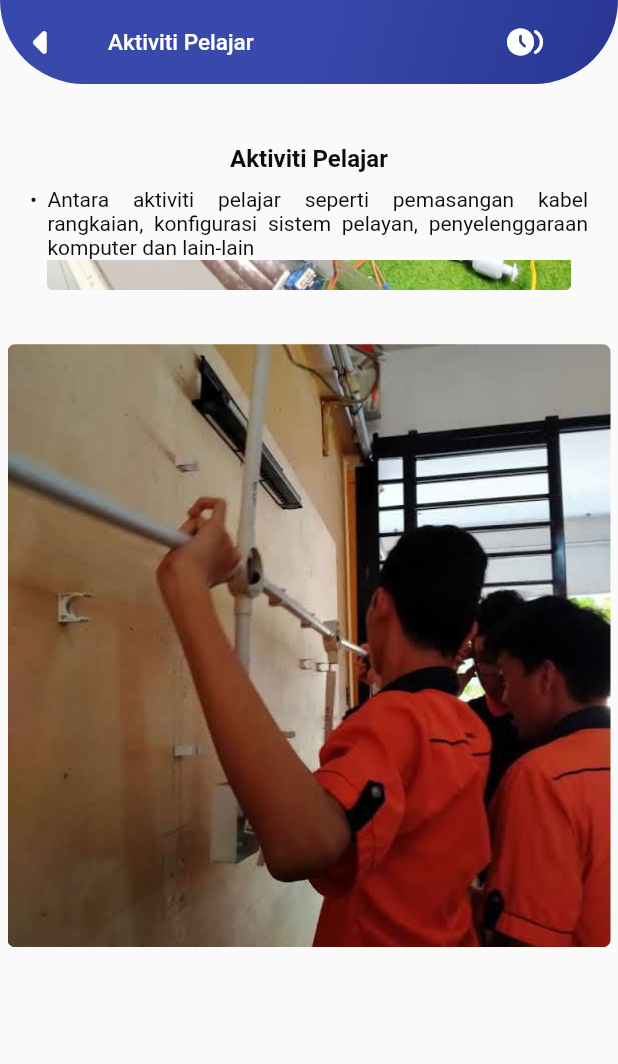
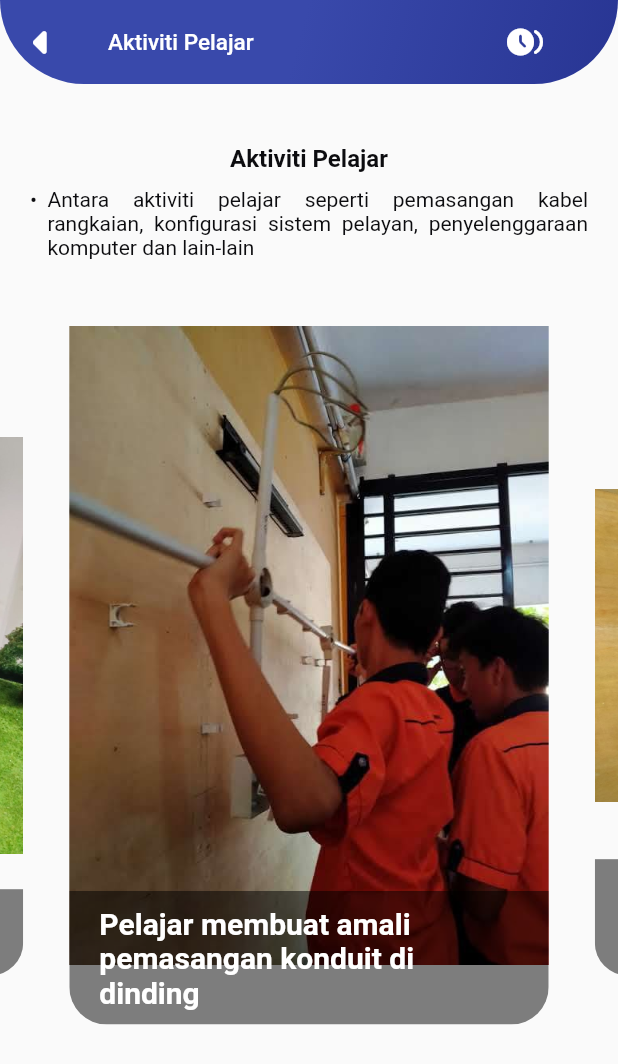
Before and after one commit to aliffirfan4523/iskoutreach, a Flutter app: the AktivitiPelajarView screen opened directly, on a phone screen of 412 x 824 dp. Shown: the top 1064 px of the screen. Run offline on Flutter 3.47's test engine with Material 2 defaults, Android fonts, the phone set to English and light mode, and no system bars; drawn by our look-alikes of carousel_slider; our stand-ins replace animated_splash_screen, animated_text_kit, another_flutter_splash_screen, auto_size_text, card_swiper, flutter_markdown and 7 more; missing offline and left inert: horizontal_card_pager, scroll_app_bar; accounts and stored records are empty.

Commit message:
-updates on 10/4/2023

```diff
--- a/lib/main.dart
+++ b/lib/main.dart
@@ -7,6 +7,7 @@ import 'src/controller/color_controller.dart';
 import 'src/controller/theme_controller.dart';
 import 'src/controller/theme_mode_controller.dart';
 import 'src/view/home_page.dart';
+import 'src/view/splash_screen.dart';
 
 void main() async {
   WidgetsFlutterBinding.ensureInitialized();
@@ -38,7 +39,10 @@ class IskApp extends StatelessWidget {
       //   ],
 
       // ),
-      home: MainPage(),
+      home: SplashScreen(),
+      routes: {
+        '/MainPage': (context) => MainPage(),
+      },
       theme: Themes.lightTheme,
       darkTheme: Themes.datkTheme,
       themeMode: ThemeController.theme,
--- a/lib/src/view/aktiviti_pelajar_view.dart
+++ b/lib/src/view/aktiviti_pelajar_view.dart
@@ -50,10 +50,10 @@ class AktivitiPelajarView extends StatelessWidget {
               CarouselSlider(
                 carouselController: _controller,
                 options: CarouselOptions(
-                  autoPlayInterval: Duration(seconds: 2),
+                  autoPlayInterval: Duration(milliseconds: 1000),
                   aspectRatio: 0.8,
                   enlargeCenterPage: true,
-                  scrollDirection: Axis.vertical,
+                  scrollDirection: Axis.horizontal,
                   autoPlay: true,
                 ),
                 items: imageSliders,
--- a/lib/src/view/pengiktirafan_view.dart
+++ b/lib/src/view/pengiktirafan_view.dart
@@ -48,7 +48,7 @@ class _PengiktirafanState extends State<Pengiktirafan> {
                   child: SizedBox(
                     width: MediaQuery.of(context).size.width - 120,
                     child: Image.asset(
-                      "assets/images/MBOT.jpg",
+                      "assets/images/MBOT.png",
                       fit: BoxFit.fitWidth,
                     ),
                   ),
--- a/lib/src/view/widget/rounded_image.dart
+++ b/lib/src/view/widget/rounded_image.dart
@@ -3,17 +3,36 @@ import 'package:flutter/material.dart';
 final List<Widget> imageSliders = imgList
     .map((item) => Container(
           child: Container(
-            margin: const EdgeInsets.all(5.0),
+            margin: EdgeInsets.all(5.0),
             child: ClipRRect(
-                borderRadius: const BorderRadius.all(Radius.circular(5.0)),
+                borderRadius: BorderRadius.all(Radius.circular(25.0)),
                 child: Stack(
                   children: <Widget>[
-                    Center(
+                  Center(
                         child: Container(
                             decoration: BoxDecoration(
                       image: DecorationImage(
-                          image: AssetImage(item), fit: BoxFit.fitWidth),
+                          image: AssetImage(item['link']!), fit: BoxFit.fitWidth),
                     ))),
+                    // Image.network(item['link']!, fit: BoxFit.fitWidth, width: 1000.0),
+                    Positioned(
+                      bottom: 0.0,
+                      left: 0.0,
+                      right: 0.0,
+                      child: Container(
+                        color: Colors.black.withOpacity(0.5),
+                        padding: EdgeInsets.symmetric(
+                            vertical: 10.0, horizontal: 20.0),
+                        child: Text(
+                          item['desc']!,
+                          style: TextStyle(
+                            color: Colors.white,
+                            fontSize: 20.0,
+                            fontWeight: FontWeight.bold,
+                          ),
+                        ),
+                      ),
+                    ),
                   ],
                 )),
           ),
@@ -40,30 +59,30 @@ final List<Widget> homepageimageslider = homepageimglist
         ))
     .toList();
 
-final List<String> imgList = [
-  'assets/images/amali/amali_1.jpg',
-  'assets/images/amali/amali_2.jpg',
-  'assets/images/amali/amali_3.jpg',
-  'assets/images/amali/amali_4.jpg',
-  'assets/images/amali/amali_5.jpg',
-  'assets/images/amali/amali_6.jpg',
-  'assets/images/amali/amali_7.jpg',
-  'assets/images/amali/amali_8.jpg',
-  'assets/images/amali/amali_9.jpg',
-  'assets/images/amali/amali_10.jpg',
-  'assets/images/amali/amali_11.jpg',
-  'assets/images/amali/amali_12.jpg',
-  'assets/images/amali/amali_13.jpg',
-  'assets/images/amali/amali_14.jpg',
-  'assets/images/amali/amali_15.jpg',
-  'assets/images/amali/amali_16.jpg',
-  'assets/images/amali/amali_17.jpg',
-  'assets/images/amali/amali_18.jpg',
-  'assets/images/amali/amali_19.jpg',
-  'assets/images/amali/amali_20.jpg',
-  'assets/images/amali/amali_21.jpg',
-  'assets/images/amali/amali_22.jpg',
+final List<Map<String, String>> imgList = [
+  {'link': 'assets/images/amali/amali_1.jpg', 'desc': 'Pelajar membuat amali pemasangan konduit di dinding'},
+  {'link': 'assets/images/amali/amali_2.jpg', 'desc': 'Pelajar membuat amali pemasangan konduit di dinding'},
+  {'link': 'assets/images/amali/amali_3.jpg', 'desc': 'Pelajar membuat amali pemasangan kabel rangkaian ke patch cord'},
+  {'link': 'assets/images/amali/amali_4.jpg', 'desc': 'Pelajar membuat amali pemasangan kabel rangkaian ke patch cord'},
+  {'link': 'assets/images/amali/amali_5.jpg', 'desc': 'Pelajar membuat amali pemasangan kabel rangkaian ke patch cord'},
+  {'link': 'assets/images/amali/amali_6.jpg', 'desc': 'Pelajar membuat amali pemasangan kabel rangkaian ke patch cord'},
+  {'link': 'assets/images/amali/amali_7.jpg', 'desc': 'Pelajar membuat amali pemasangan kabel rangkaian ke paip konduit'},
+  {'link': 'assets/images/amali/amali_8.jpg', 'desc': 'Hasil pemasangan kabel rangkaian oleh pelajar'},
+  {'link': 'assets/images/amali/amali_9.jpg', 'desc': 'Hasil pemasangan kabel rangkaian oleh pelajar'},
+  {'link': 'assets/images/amali/amali_10.jpg', 'desc': 'Pelajar membuat simulasi rangkaian menggunakan Cisco Packet Tracer'},
+  {'link': 'assets/images/amali/amali_11.jpg', 'desc': 'Pelajar melakukan konfigurasi pelayan'},
+  {'link': 'assets/images/amali/amali_12.jpg', 'desc': 'Pelajar membuat konfigurasi rangkaian'},
+  {'link': 'assets/images/amali/amali_13.jpg', 'desc': 'Pelajar membuat konfigurasi rangkaian'},
+  {'link': 'assets/images/amali/amali_15.jpg', 'desc': 'Hasil pemasangan komputer oleh pelajar'},
+  {'link': 'assets/images/amali/amali_16.jpg', 'desc': 'Hasil pemasangan komputer oleh pelajar'},
+  {'link': 'assets/images/amali/amali_17.jpg', 'desc': 'Pelajar membuat pembersihan peralatan komputer'},
+  {'link': 'assets/images/amali/amali_18.jpg', 'desc': 'Pelajar membuat pembersihan peralatan komputer'},
+  {'link': 'assets/images/amali/amali_19.jpg', 'desc': 'Pelajar membuat pembersihan peralatan komputer'},
+  {'link': 'assets/images/amali/amali_20.jpg', 'desc': 'Simulasi pengujian keselamatan sistem komputer oleh pelajar'},
+  {'link': 'assets/images/amali/amali_21.jpg', 'desc': 'Simulasi pengujian keselamatan sistem komputer oleh pelajar'},
+  {'link': 'assets/images/amali/amali_22.jpg', 'desc': 'Hasil ciptaan replika Smart Home oleh pelajar dan guru'},
 ];
+
 
 final List<String> homepageimglist = [
   'assets/images/homepage/1.jpg',
@@ -77,5 +96,5 @@ final List<String> homepageimglist = [
   'assets/images/homepage/9.jpeg',
   'assets/images/homepage/10.jpeg',
   'assets/images/homepage/11.jpeg',
-  'assets/images/homepage/12.jpg',
+  //'assets/images/homepage/12.jpg',
 ];
```
Also changed, not shown: lib/src/controller/url_controller.dart (+6 -5 lines), lib/src/splashscreen/splash_screen.dart (added, +34 -0 lines), lib/src/view/home_page.dart (+64 -42 lines), pubspec.yaml (+7 -2 lines), assets/images/MBOT.png (added), assets/images/sec_logo.png (added), assets/images/splashscreen.gif (added), 1 other file.
